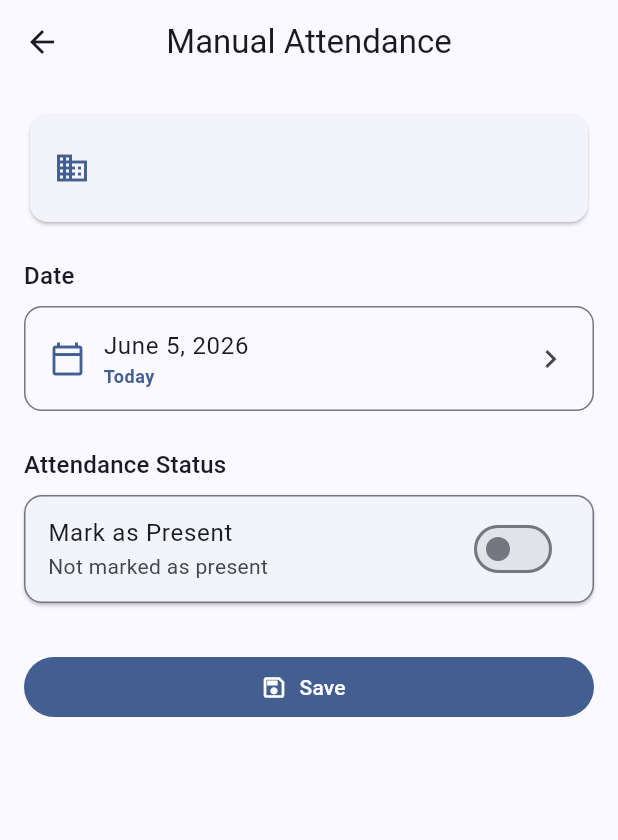
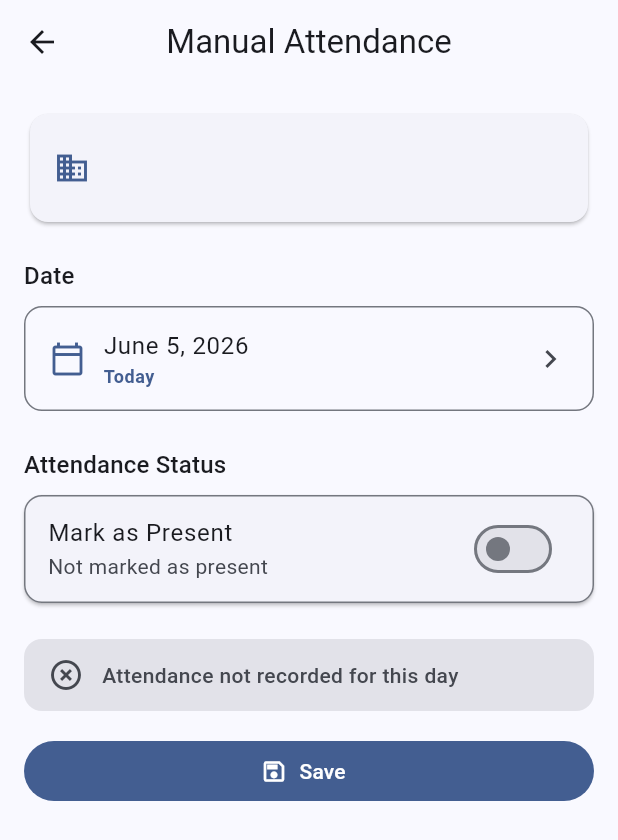
Before and after one commit to ryandam9/attendance-register, a Flutter app: the ManualAttendanceScreen screen opened directly with empty values, on a phone screen of 412 x 824 dp. Shown: the top 840 px of the screen. Run offline on Flutter 3.47's test engine with Material 3 defaults, Android fonts, the phone set to English and light mode, and no system bars; our stand-ins replace flutter_local_notifications, flutter_riverpod, geocoding, geolocator, sqflite, table_calendar; missing offline and left inert: workmanager; accounts and stored records are empty; statements that could not run were skipped.

Commit message:
Simplify manual attendance: single Save button with status banner
- Remove redundant "Remove Record" button; Save now handles deletion
  with a confirmation dialog when unchecking an existing record
- Add status banner below the toggle showing "Attendance recorded" or
  "Attendance not recorded" for the selected day

https://claude.ai/code/session_01QGWuDwSCMoheH6TMNQrPwN

```diff
--- a/lib/screens/manual_attendance_screen.dart
+++ b/lib/screens/manual_attendance_screen.dart
@@ -92,6 +92,32 @@ class _ManualAttendanceScreenState
       );
       return;
     }
+
+    if (!_isPresent && _existingRecord != null) {
+      final dateLabel = _displayFmt.format(_selectedDate);
+      final confirmed = await showDialog<bool>(
+        context: context,
+        builder: (context) => AlertDialog(
+          title: const Text('Remove Attendance'),
+          content: Text('Remove the attendance record for $dateLabel?'),
+          actions: [
+            TextButton(
+              onPressed: () => Navigator.pop(context, false),
+              child: const Text('Cancel'),
+            ),
+            FilledButton(
+              style: FilledButton.styleFrom(
+                backgroundColor: Theme.of(context).colorScheme.error,
+              ),
+              onPressed: () => Navigator.pop(context, true),
+              child: const Text('Remove'),
+            ),
+          ],
+        ),
+      );
+      if (confirmed != true || !mounted) return;
+    }
+
     setState(() => _loading = true);
     final dateStr = _keyFmt.format(_selectedDate);
     final reason = _reasonController.text.trim();
@@ -112,37 +138,6 @@ class _ManualAttendanceScreenState
     setState(() => _loading = false);
     if (mounted) {
       Navigator.pop(context, true);
-    }
-  }
-
-  Future<void> _confirmRemove() async {
-    final dateLabel = _displayFmt.format(_selectedDate);
-    final confirmed = await showDialog<bool>(
-      context: context,
-      builder: (context) => AlertDialog(
-        title: const Text('Remove Attendance'),
-        content: Text('Remove the attendance record for $dateLabel?'),
-        actions: [
-          TextButton(
-            onPressed: () => Navigator.pop(context, false),
-            child: const Text('Cancel'),
-          ),
-          FilledButton(
-            style: FilledButton.styleFrom(
-              backgroundColor: Theme.of(context).colorScheme.error,
-            ),
-            onPressed: () => Navigator.pop(context, true),
-            child: const Text('Remove'),
-          ),
-        ],
-      ),
-    );
-    if (confirmed == true && mounted) {
-      await ref.read(attendanceProvider.notifier).deleteRecord(
-        _keyFmt.format(_selectedDate),
-        widget.office.id!,
-      );
-      if (mounted) Navigator.pop(context, true);
     }
   }
 
@@ -311,7 +306,47 @@ class _ManualAttendanceScreenState
                     ),
                   ],
 
-                  const SizedBox(height: 32),
+                  const SizedBox(height: 24),
+
+                  // Status banner
+                  Container(
+                    padding: const EdgeInsets.symmetric(
+                      horizontal: 16,
+                      vertical: 12,
+                    ),
+                    decoration: BoxDecoration(
+                      color: _existingRecord != null
+                          ? cs.primaryContainer
+                          : cs.surfaceContainerHighest,
+                      borderRadius: BorderRadius.circular(12),
+                    ),
+                    child: Row(
+                      children: [
+                        Icon(
+                          _existingRecord != null
+                              ? Icons.check_circle_outline
+                              : Icons.highlight_off_outlined,
+                          color: _existingRecord != null
+                              ? cs.primary
+                              : cs.onSurfaceVariant,
+                        ),
+                        const SizedBox(width: 12),
+                        Text(
+                          _existingRecord != null
+                              ? 'Attendance recorded for this day'
+                              : 'Attendance not recorded for this day',
+                          style: Theme.of(context).textTheme.bodyMedium?.copyWith(
+                            color: _existingRecord != null
+                                ? cs.onPrimaryContainer
+                                : cs.onSurfaceVariant,
+                            fontWeight: FontWeight.w500,
+                          ),
+                        ),
+                      ],
+                    ),
+                  ),
+
+                  const SizedBox(height: 16),
 
                   // Save
                   FilledButton.icon(
@@ -319,20 +354,6 @@ class _ManualAttendanceScreenState
                     icon: const Icon(Icons.save_outlined),
                     label: const Text('Save'),
                   ),
-
-                  // Remove — only shown when a record exists and toggle is off
-                  if (_existingRecord != null && !_isPresent) ...[
-                    const SizedBox(height: 10),
-                    OutlinedButton.icon(
-                      onPressed: _confirmRemove,
-                      icon: const Icon(Icons.delete_outline),
-                      label: const Text('Remove Record'),
-                      style: OutlinedButton.styleFrom(
-                        foregroundColor: cs.error,
-                        side: BorderSide(color: cs.error),
-                      ),
-                    ),
-                  ],
                 ],
               ),
             ),
```
